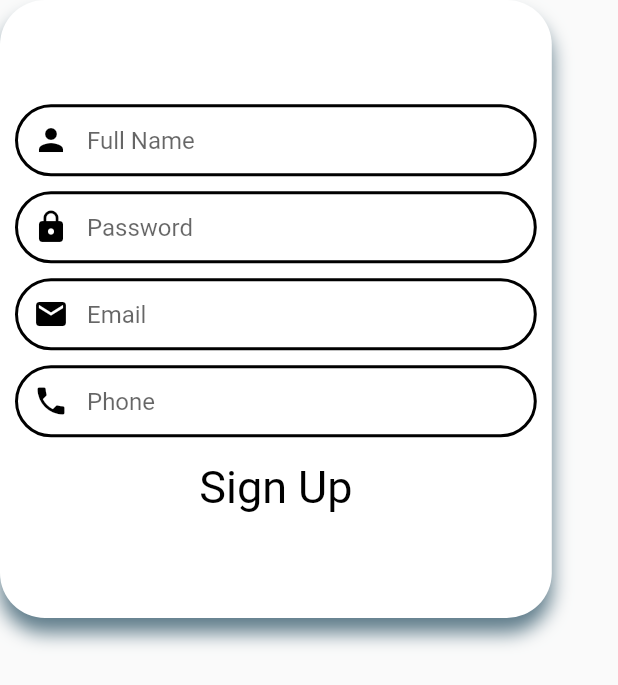
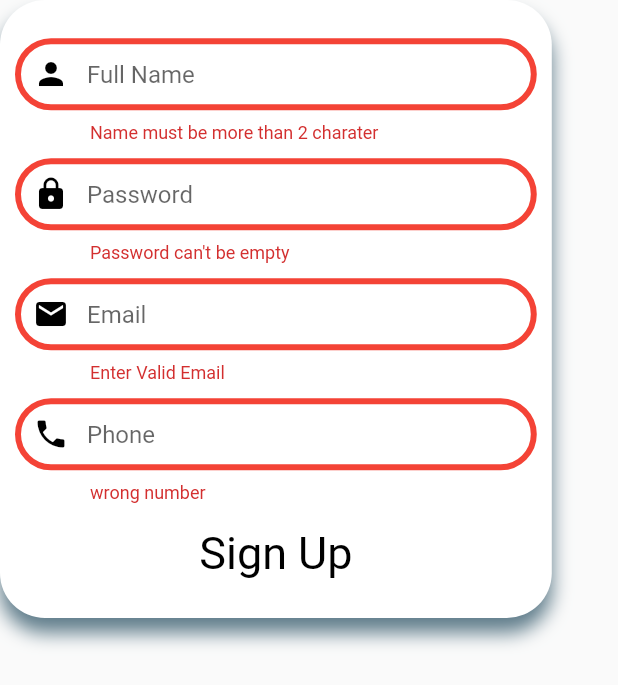
Before and after one commit to RomjanHossain/1mileChat, a Flutter app: the SignUp widget shown alone on an empty page, opened directly, after a tap on "Sign Up", on a phone screen of 412 x 824 dp. Shown: the top 685 px of the screen. Run offline on Flutter 3.47's test engine with Material 2 defaults, Android fonts, the light colour scheme and no system bars; our stand-ins replace flutter_staggered_animations, font_awesome_flutter; missing offline and left inert: flappy_search_bar.

Commit message:
text form validation

```diff
--- a/lib/Widgets/signInSignUp.dart
+++ b/lib/Widgets/signInSignUp.dart
@@ -9,6 +9,7 @@ class SignIn extends StatefulWidget {
 }
 
 class _SignInState extends State<SignIn> {
+  final _formKey = GlobalKey<FormState>();
   // TextEditingController controller = TextEditingController();
   // TextEditingController controller2 = TextEditingController();
   @override
@@ -28,6 +29,8 @@ class _SignInState extends State<SignIn> {
       ),
       height: MediaQuery.of(context).size.width / 1,
       width: MediaQuery.of(context).size.width / 1.12,
+      child: Form(
+        key: _formKey,
         child: Column(
           mainAxisAlignment: MainAxisAlignment.center,
           children: [
@@ -44,7 +47,16 @@ class _SignInState extends State<SignIn> {
                 right: 10,
                 bottom: 10,
               ),
-            child: TextField(
+              child: TextFormField(
+                validator: (value) {
+                  Pattern pattern =
+                      r'^(([^<>()[\]\\.,;:\s@\"]+(\.[^<>()[\]\\.,;:\s@\"]+)*)|(\".+\"))@((\[[0-9]{1,3}\.[0-9]{1,3}\.[0-9]{1,3}\.[0-9]{1,3}\])|(([a-zA-Z\-0-9]+\.)+[a-zA-Z]{2,}))$';
+                  RegExp regex = new RegExp(pattern);
+                  if (!regex.hasMatch(value))
+                    return 'Enter Valid Email';
+                  else
+                    return null;
+                },
                 // controller: controller,
                 keyboardType: TextInputType.emailAddress,
                 decoration: kTextFieldDecoration.copyWith(
@@ -59,7 +71,13 @@ class _SignInState extends State<SignIn> {
             ),
             Padding(
               padding: EdgeInsets.only(left: 10, right: 10),
-            child: TextField(
+              child: TextFormField(
+                validator: (value) {
+                  if (value.length < 8) {
+                    return 'wrong password';
+                  }
+                  return null;
+                },
                 // controller: controller2,
                 obscureText: true,
                 decoration: kTextFieldDecoration.copyWith(
@@ -79,7 +97,10 @@ class _SignInState extends State<SignIn> {
                 onPressed: () {
                   print('hola');
                   // controller.clear();
+                  if (_formKey.currentState.validate()) {
+                    _formKey.currentState.save();
                     Navigator.pushNamed(context, MyChatScreen.id);
+                  }
                 },
                 child: Text(
                   'Sign In',
@@ -90,6 +111,7 @@ class _SignInState extends State<SignIn> {
                   ),
                 )),
           ],
+        ),
       ),
     );
   }
@@ -125,8 +147,9 @@ class _SignUpState extends State<SignUp> {
       ),
       height: MediaQuery.of(context).size.width / 1,
       width: MediaQuery.of(context).size.width / 1.12,
+      child: Form(
+        key: _formValid,
         child: Column(
-        key: _formValid,
           mainAxisAlignment: MainAxisAlignment.center,
           children: [
             Padding(
@@ -135,22 +158,23 @@ class _SignUpState extends State<SignUp> {
                 right: 10,
                 bottom: 10,
               ),
-            child: TextField(
-              // controller: controller,
-              textCapitalization: TextCapitalization.words,
-              decoration: kTextFieldDecoration.copyWith(
-                hintText: 'Full Name',
-                prefixIcon: Icon(
-                  Icons.person,
-                  color: Colors.black,
-                ),
-              ),
-
+              child: TextFormField(
+                validator: (value) {
+                  if (value.length < 3)
+                    return 'Name must be more than 2 charater';
+                  else
+                    return null;
+                },
                 onChanged: (value) {
                   setState(() {
                     _fullname = value;
                   });
                 },
+                textCapitalization: TextCapitalization.words,
+                decoration: kTextFieldDecoration.copyWith(
+                  hintText: 'Full Name',
+                  prefixIcon: Icon(Icons.person, color: Colors.black),
+                ),
               ),
             ),
             Padding(
@@ -159,8 +183,15 @@ class _SignUpState extends State<SignUp> {
                 right: 10,
                 bottom: 10,
               ),
-            child: TextField(
-              // controller: controller,
+              child: TextFormField(
+                validator: (value) {
+                  if (value.isEmpty) {
+                    return "Password can't be empty";
+                  } else if (value.length < 8) {
+                    return "length must be 9 character";
+                  }
+                  return null;
+                },
                 obscureText: true,
                 decoration: kTextFieldDecoration.copyWith(
                   hintText: 'Password',
@@ -182,7 +213,16 @@ class _SignUpState extends State<SignUp> {
                 right: 10,
                 bottom: 10,
               ),
-            child: TextField(
+              child: TextFormField(
+                validator: (value) {
+                  Pattern pattern =
+                      r'^(([^<>()[\]\\.,;:\s@\"]+(\.[^<>()[\]\\.,;:\s@\"]+)*)|(\".+\"))@((\[[0-9]{1,3}\.[0-9]{1,3}\.[0-9]{1,3}\.[0-9]{1,3}\])|(([a-zA-Z\-0-9]+\.)+[a-zA-Z]{2,}))$';
+                  RegExp regex = new RegExp(pattern);
+                  if (!regex.hasMatch(value))
+                    return 'Enter Valid Email';
+                  else
+                    return null;
+                },
                 // controller: controller,
                 keyboardType: TextInputType.emailAddress,
                 decoration: kTextFieldDecoration.copyWith(
@@ -201,9 +241,14 @@ class _SignUpState extends State<SignUp> {
             ),
             Padding(
               padding: EdgeInsets.only(left: 10, right: 10),
-            child: TextField(
+              child: TextFormField(
                 // controller: controller2,
-
+                validator: (value) {
+                  if (value.length < 9) {
+                    return 'wrong number';
+                  }
+                  return null;
+                },
                 decoration: kTextFieldDecoration.copyWith(
                   hintText: 'Phone',
                   prefixIcon: Icon(
@@ -219,6 +264,7 @@ class _SignUpState extends State<SignUp> {
                 },
               ),
             ),
+            // form end
             RawMaterialButton(
               // color: Colors.green,
               padding: EdgeInsets.only(top: 16),
@@ -242,6 +288,7 @@ class _SignUpState extends State<SignUp> {
             ),
           ],
         ),
+      ),
     );
   }
 }
--- a/pubspec.yaml
+++ b/pubspec.yaml
@@ -17,11 +17,11 @@ dependencies:
   flutter_speed_dial: ^1.2.5
   flappy_search_bar: ^1.7.2
   flutter_staggered_animations: ^0.1.2
-  firebase_core: ^0.5.0
-  firebase_auth: ^0.18.0+1
+  # firebase_core: ^0.5.0
+  # firebase_auth: ^0.18.0+1
   # firebase_analytics: ^6.0.0
   # google_sign_in: ^4.5.3
-  cloud_firestore: ^0.14.0+2
+  # cloud_firestore: ^0.14.0+2
 
 dev_dependencies:
   flutter_test:
```
Also changed, not shown: pubspec.lock. Lines whose indentation alone changed are shown as unchanged.
